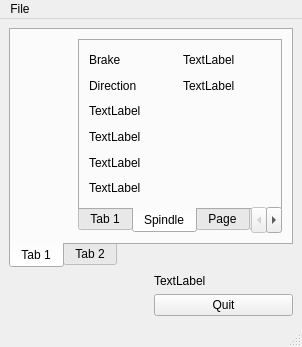
Qt form examples/xyz-metric/xyz-metric.ui (jethornton/flexgui) before a commit.
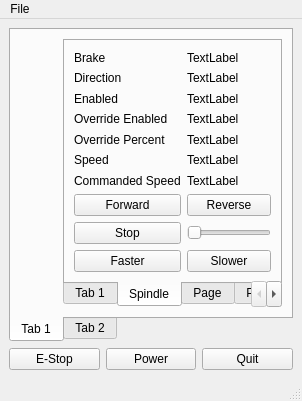
The same form after that commit.

Diff of the .ui file:
```diff
--- a/examples/xyz-metric/xyz-metric.ui
+++ b/examples/xyz-metric/xyz-metric.ui
@@ -7,7 +7,7 @@
   </property>
   <widget class="QWidget" name="centralwidget">
    <layout class="QGridLayout" name="gridLayout">
-    <item row="0" column="0" colspan="2">
+    <item row="0" column="0" colspan="3">
      <widget class="QTabWidget" name="tabWidget">
       <property name="tabPosition">
        <enum>QTabWidget::South</enum>
@@ -48,6 +48,20 @@
             <string>Spindle</string>
            </attribute>
            <layout class="QGridLayout" name="gridLayout_2">
+            <item row="1" column="0">
+             <widget class="QLabel" name="label_2">
+              <property name="text">
+               <string>Direction</string>
+              </property>
+             </widget>
+            </item>
+            <item row="4" column="1">
+             <widget class="QLabel" name="spindle_override_lb">
+              <property name="text">
+               <string>TextLabel</string>
+              </property>
+             </widget>
+            </item>
             <item row="0" column="0">
              <widget class="QLabel" name="label">
               <property name="text">
@@ -55,6 +69,20 @@
               </property>
              </widget>
             </item>
+            <item row="7" column="1">
+             <widget class="QPushButton" name="spindle_rev_pb">
+              <property name="text">
+               <string>Reverse</string>
+              </property>
+             </widget>
+            </item>
+            <item row="5" column="1">
+             <widget class="QLabel" name="spindle_speed_lb">
+              <property name="text">
+               <string>TextLabel</string>
+              </property>
+             </widget>
+            </item>
             <item row="0" column="1">
              <widget class="QLabel" name="spindle_brake_lb">
               <property name="text">
@@ -62,10 +90,31 @@
               </property>
              </widget>
             </item>
-            <item row="1" column="0">
-             <widget class="QLabel" name="label_2">
+            <item row="8" column="0">
+             <widget class="QPushButton" name="spindle_stop_pb">
               <property name="text">
-               <string>Direction</string>
+               <string>Stop</string>
+              </property>
+             </widget>
+            </item>
+            <item row="4" column="0">
+             <widget class="QLabel" name="label_6">
+              <property name="text">
+               <string>Override Percent</string>
+              </property>
+             </widget>
+            </item>
+            <item row="7" column="0">
+             <widget class="QPushButton" name="spindle_fwd_pb">
+              <property name="text">
+               <string>Forward</string>
+              </property>
+             </widget>
+            </item>
+            <item row="5" column="0">
+             <widget class="QLabel" name="label_5">
+              <property name="text">
+               <string>Speed</string>
               </property>
              </widget>
             </item>
@@ -79,26 +128,61 @@
             <item row="2" column="0">
              <widget class="QLabel" name="label_3">
               <property name="text">
+               <string>Enabled</string>
+              </property>
+             </widget>
+            </item>
+            <item row="2" column="1">
+             <widget class="QLabel" name="spindle_enabled_lb">
+              <property name="text">
                <string>TextLabel</string>
               </property>
              </widget>
             </item>
+            <item row="8" column="1">
+             <widget class="QSlider" name="spindle_override_sl">
+              <property name="orientation">
+               <enum>Qt::Horizontal</enum>
+              </property>
+             </widget>
+            </item>
+            <item row="9" column="1">
+             <widget class="QPushButton" name="spindle_minus_pb">
+              <property name="text">
+               <string>Slower</string>
+              </property>
+             </widget>
+            </item>
+            <item row="3" column="1">
+             <widget class="QLabel" name="spindle_override_enabled_lb">
+              <property name="text">
+               <string>TextLabel</string>
+              </property>
+             </widget>
+            </item>
+            <item row="9" column="0">
+             <widget class="QPushButton" name="spindle_plus_pb">
+              <property name="text">
+               <string>Faster</string>
+              </property>
+             </widget>
+            </item>
             <item row="3" column="0">
              <widget class="QLabel" name="label_4">
               <property name="text">
-               <string>TextLabel</string>
+               <string>Override Enabled</string>
               </property>
              </widget>
             </item>
-            <item row="4" column="0">
-             <widget class="QLabel" name="label_5">
+            <item row="6" column="0">
+             <widget class="QLabel" name="label_7">
               <property name="text">
-               <string>TextLabel</string>
+               <string>Commanded Speed</string>
               </property>
              </widget>
             </item>
-            <item row="5" column="0">
-             <widget class="QLabel" name="label_6">
+            <item row="6" column="1">
+             <widget class="QLabel" name="spindle_cmd_speed_lb">
               <property name="text">
                <string>TextLabel</string>
               </property>
@@ -135,7 +219,14 @@
       </widget>
      </widget>
     </item>
-    <item row="2" column="1">
+    <item row="1" column="0">
+     <widget class="QPushButton" name="estop_pb">
+      <property name="text">
+       <string>E-Stop</string>
+      </property>
+     </widget>
+    </item>
+    <item row="1" column="2">
      <widget class="QPushButton" name="quit_pb">
       <property name="text">
        <string>Quit</string>
@@ -143,9 +234,9 @@
      </widget>
     </item>
     <item row="1" column="1">
-     <widget class="QLabel" name="spindle_override_lb">
+     <widget class="QPushButton" name="power_pb">
       <property name="text">
-       <string>TextLabel</string>
+       <string>Power</string>
       </property>
      </widget>
     </item>
```
